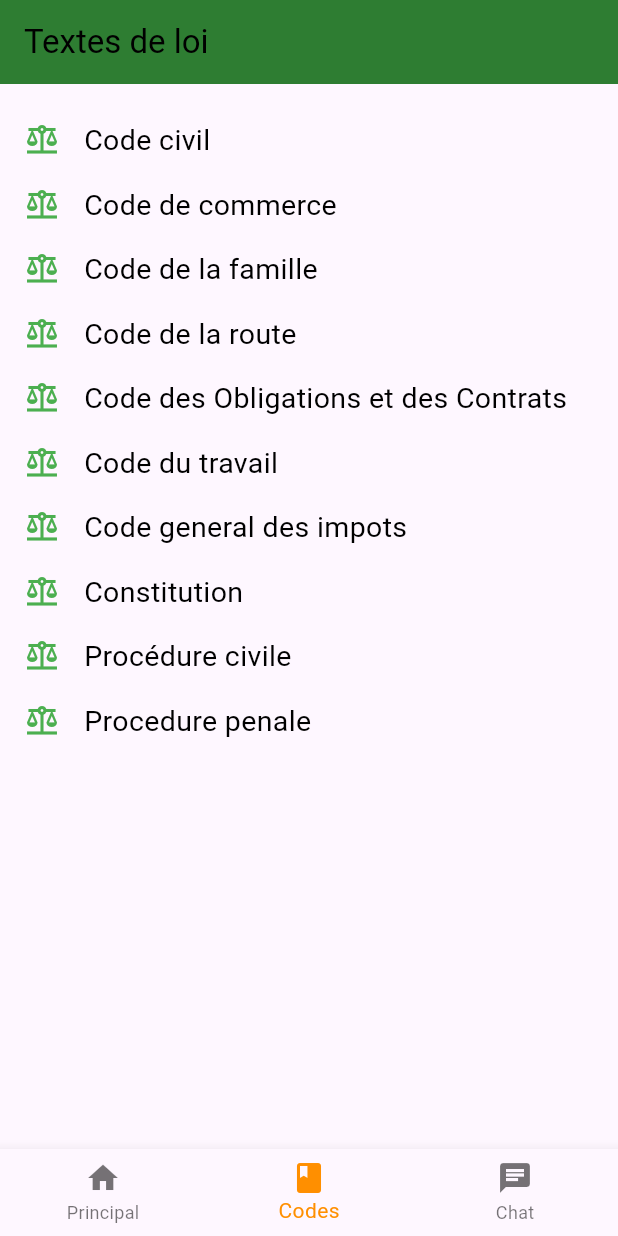
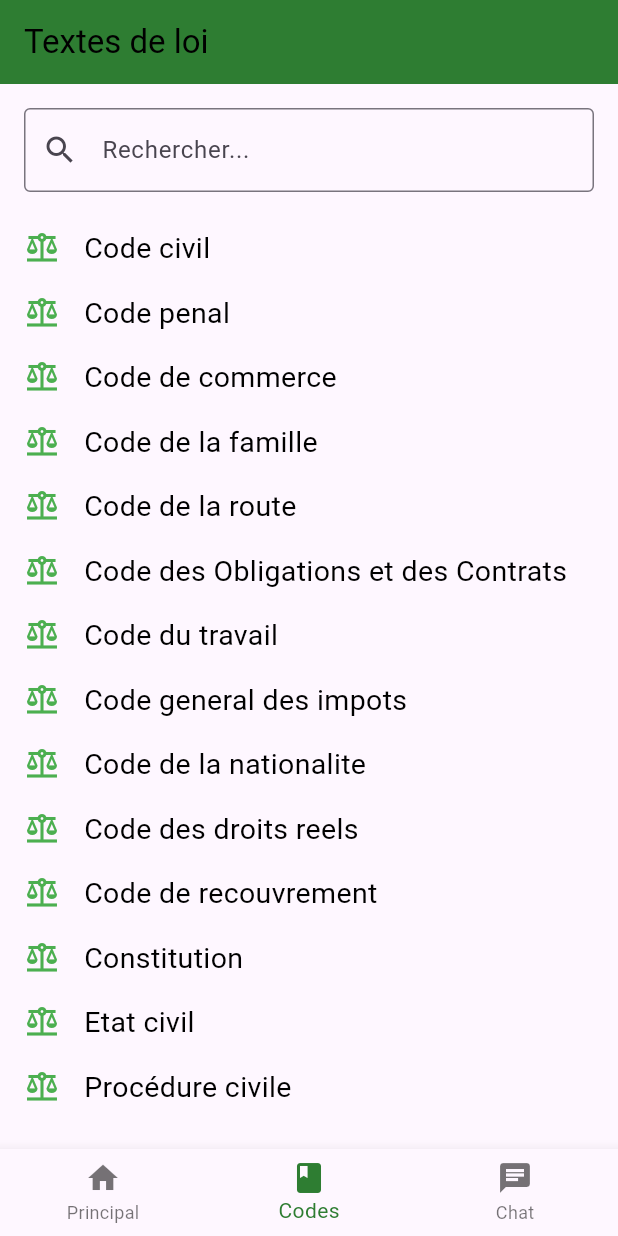
Before and after one commit to JsFn99/LawAppAi, a Flutter app: the screen it shows after launch, item 2 of the bottom bar chosen, on a phone screen of 412 x 824 dp. Run offline on Flutter 3.47's test engine with Material 3 defaults, Android fonts, the light colour scheme and no system bars; our stand-ins replace flutter_markdown; missing offline and left inert: flutter_pdfview.

Commit message:
New changes

```diff
--- a/lib/home_page.dart
+++ b/lib/home_page.dart
@@ -44,7 +44,7 @@ class _HomePageState extends State<HomePage> {
           ),
         ],
         currentIndex: _selectedIndex,
-        selectedItemColor: Colors.amber[800],
+        selectedItemColor: Colors.green[800],
         onTap: _onItemTapped,
       ),
     );
--- a/lib/laws_page.dart
+++ b/lib/laws_page.dart
@@ -3,19 +3,57 @@ import 'package:flutter/services.dart' show ByteData, rootBundle;
 import 'dart:io';
 import 'pdf_viewer_page.dart';
 
-class LawsPage extends StatelessWidget {
+class LawsPage extends StatefulWidget {
+  @override
+  _LawsPageState createState() => _LawsPageState();
+}
+
+class _LawsPageState extends State<LawsPage> {
   final List<String> pdfFiles = [
     'Data/Code civil.pdf',
+    'Data/Code penal.pdf',
     'Data/Code de commerce.pdf',
     'Data/Code de la famille.pdf',
     'Data/Code de la route.pdf',
     'Data/Code des Obligations et des Contrats.pdf',
     'Data/Code du travail.pdf',
     'Data/Code general des impots.pdf',
+    'Data/Code de la nationalite.pdf',
+    'Data/Code des droits reels.pdf',
+    'Data/Code de recouvrement.pdf',
     'Data/Constitution.pdf',
+    'Data/Etat civil.pdf',
     'Data/Procédure civile.pdf',
     'Data/Procedure penale.pdf',
+    'Data/Organisation judiciaire.pdf',
+    'Data/La cour constitutionnelle.pdf',
   ];
+
+  late List<String> filteredPdfFiles;
+  TextEditingController searchController = TextEditingController();
+
+  @override
+  void initState() {
+    super.initState();
+    filteredPdfFiles = pdfFiles;
+    searchController.addListener(_filterPdfFiles);
+  }
+
+  @override
+  void dispose() {
+    searchController.removeListener(_filterPdfFiles);
+    searchController.dispose();
+    super.dispose();
+  }
+
+  void _filterPdfFiles() {
+    final query = searchController.text.toLowerCase();
+    setState(() {
+      filteredPdfFiles = pdfFiles
+          .where((file) => file.toLowerCase().contains(query))
+          .toList();
+    });
+  }
 
   Future<File> _loadPdf(String filePath) async {
     ByteData data = await rootBundle.load(filePath);
@@ -39,13 +77,25 @@ class LawsPage extends StatelessWidget {
       ),
       body: Padding(
         padding: EdgeInsets.all(16.0),
+        child: Column(
+          children: [
+            TextField(
+              controller: searchController,
+              decoration: InputDecoration(
+                labelText: 'Rechercher...',
+                border: OutlineInputBorder(),
+                prefixIcon: Icon(Icons.search),
+              ),
+            ),
+            SizedBox(height: 16.0),
+            Expanded(
               child: ListView.builder(
-          itemCount: pdfFiles.length,
+                itemCount: filteredPdfFiles.length,
                 itemBuilder: (context, index) {
-            String fileName = pdfFiles[index].split('/').last.replaceAll('.pdf', '');
+                  String fileName = filteredPdfFiles[index].split('/').last.replaceAll('.pdf', '');
                   return GestureDetector(
                     onTap: () async {
-                File file = await _loadPdf(pdfFiles[index]);
+                      File file = await _loadPdf(filteredPdfFiles[index]);
                       Navigator.push(
                         context,
                         MaterialPageRoute(
@@ -73,6 +123,9 @@ class LawsPage extends StatelessWidget {
                 },
               ),
             ),
+          ],
+        ),
+      ),
     );
   }
 }
```
Also changed, not shown: pubspec.lock, 7 other files. Lines whose indentation alone changed are shown as unchanged.
